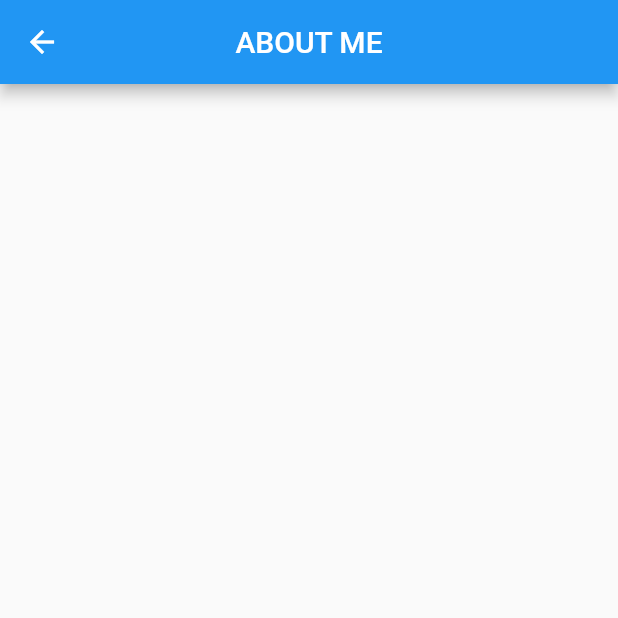
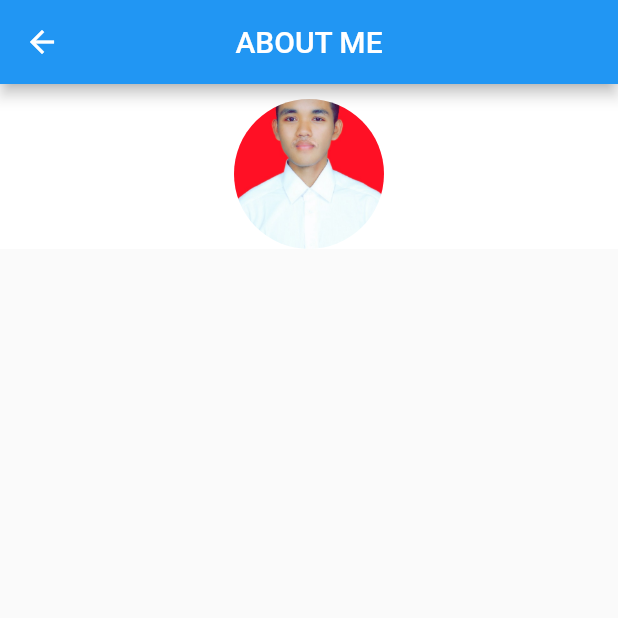
Before and after one commit to Ervianto/Project-Dicoding, a Flutter app: the MyProfil screen opened by its route, on a phone screen of 412 x 824 dp, the top half of it. Run offline on Flutter 3.47's test engine with Material 2 defaults, Android fonts, the phone set to English and light mode, and no system bars.

Commit message:
menambahkan images

```diff
--- a/lib/widgets/AboutMe.dart
+++ b/lib/widgets/AboutMe.dart
@@ -9,6 +9,30 @@ class MyProfil extends StatelessWidget {
         title: Text('ABOUT ME'),
         centerTitle: true,
       ),
+      body: ListView(children: <Widget>[
+        Container(
+          color: Colors.white,
+          child: Stack(
+            children: <Widget>[
+              Padding(
+                padding: EdgeInsets.only(top: 10),
+                child: Align(
+                  alignment: Alignment.topCenter,
+                  child: Container(
+                      height: 100,
+                      width: 100,
+                      decoration: BoxDecoration(
+                        borderRadius: BorderRadius.circular(50),
+                        image: DecorationImage(
+                            image: AssetImage('assets/images/aku.jpg'),
+                            fit: BoxFit.cover),
+                      )),
+                ),
+              ),
+            ],
+          ),
+        ),
+      ]),
     );
   }
 }
```
